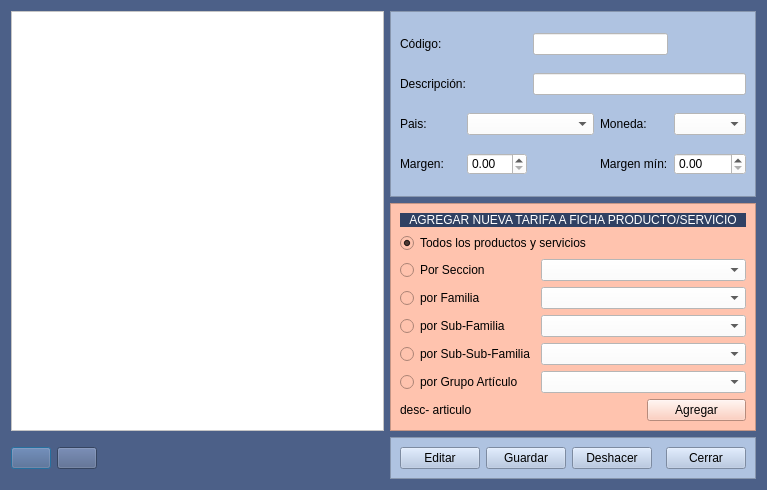
First picture: the form in Almacen/frmtipostarifa.ui, repository arcnexus/RedFoX, before the edit.
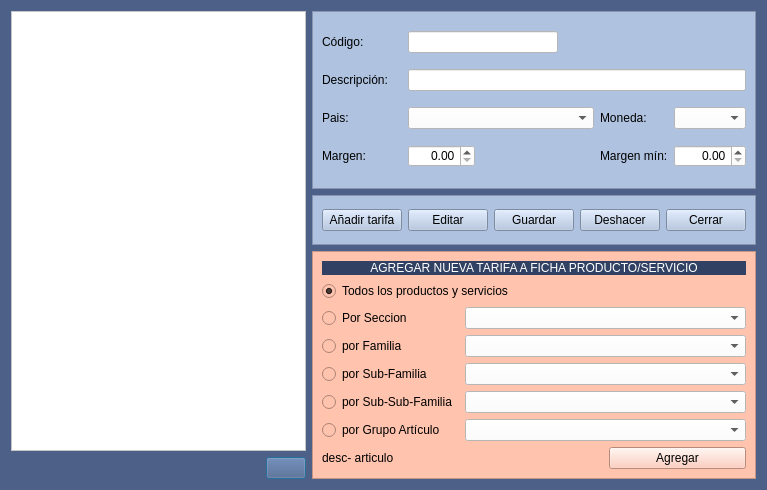
Second picture: the form after the edit. Icons and pictures are not drawn.

Commit message: tipos de tarifa , modificacion fichero DBEmpresa.sql, varios

The edit to the form file:
```diff
--- a/Almacen/frmtipostarifa.ui
+++ b/Almacen/frmtipostarifa.ui
@@ -21,7 +21,7 @@
    <string notr="true">background: #4c6088</string>
   </property>
   <layout class="QGridLayout" name="gridLayout_5">
-   <item row="0" column="3">
+   <item row="0" column="4">
     <widget class="QFrame" name="frame">
      <property name="styleSheet">
       <string notr="true">background-color: rgb(175,195,225);</string>
@@ -35,18 +35,17 @@
      <layout class="QGridLayout" name="gridLayout">
       <item row="0" column="0" colspan="2">
        <widget class="QLabel" name="label">
+        <property name="maximumSize">
+         <size>
+          <width>80</width>
+          <height>16777215</height>
+         </size>
+        </property>
         <property name="text">
          <string>Código:</string>
         </property>
        </widget>
       </item>
-      <item row="0" column="2" colspan="2">
-       <widget class="QLineEdit" name="txtCodigo">
-        <property name="styleSheet">
-         <string notr="true">background-color: rgb(255, 255, 255);</string>
-        </property>
-       </widget>
-      </item>
       <item row="1" column="0" colspan="2">
        <widget class="QLabel" name="label_2">
         <property name="maximumSize">
@@ -60,13 +59,6 @@
         </property>
        </widget>
       </item>
-      <item row="1" column="2" colspan="3">
-       <widget class="QLineEdit" name="txtDescripcion">
-        <property name="styleSheet">
-         <string notr="true">background-color: rgb(255, 255, 255);</string>
-        </property>
-       </widget>
-      </item>
       <item row="2" column="0">
        <widget class="QLabel" name="label_6">
         <property name="text">
@@ -74,21 +66,14 @@
         </property>
        </widget>
       </item>
-      <item row="2" column="1" colspan="2">
-       <widget class="QComboBox" name="cboPais">
-        <property name="styleSheet">
-         <string notr="true">background-color: rgb(255, 255, 255);</string>
-        </property>
-       </widget>
-      </item>
-      <item row="2" column="3">
+      <item row="2" column="4">
        <widget class="QLabel" name="label_7">
         <property name="text">
          <string>Moneda:</string>
         </property>
        </widget>
       </item>
-      <item row="2" column="4">
+      <item row="2" column="5">
        <widget class="QComboBox" name="cboMoneda">
         <property name="styleSheet">
          <string notr="true">background-color: rgb(255, 255, 255);</string>
@@ -102,48 +87,70 @@
         </property>
        </widget>
       </item>
-      <item row="3" column="1">
-       <widget class="QDoubleSpinBox" name="txtMargen">
+      <item row="3" column="5">
+       <widget class="QDoubleSpinBox" name="spnMargen_min">
         <property name="styleSheet">
          <string notr="true">background-color: rgb(255, 255, 255);</string>
         </property>
+        <property name="alignment">
+         <set>Qt::AlignRight|Qt::AlignTrailing|Qt::AlignVCenter</set>
+        </property>
        </widget>
       </item>
       <item row="3" column="4">
-       <widget class="QDoubleSpinBox" name="txtMargen_min">
-        <property name="styleSheet">
-         <string notr="true">background-color: rgb(255, 255, 255);</string>
-        </property>
-       </widget>
-      </item>
-      <item row="3" column="3">
        <widget class="QLabel" name="label_14">
         <property name="text">
          <string>Margen mín:</string>
         </property>
        </widget>
       </item>
+      <item row="0" column="2">
+       <widget class="QLineEdit" name="txtCodigo">
+        <property name="maximumSize">
+         <size>
+          <width>150</width>
+          <height>16777215</height>
+         </size>
+        </property>
+        <property name="styleSheet">
+         <string notr="true">background-color: rgb(255, 255, 255);</string>
+        </property>
+       </widget>
+      </item>
+      <item row="1" column="2" colspan="4">
+       <widget class="QLineEdit" name="txtDescripcion">
+        <property name="styleSheet">
+         <string notr="true">background-color: rgb(255, 255, 255);</string>
+        </property>
+       </widget>
+      </item>
+      <item row="2" column="2" colspan="2">
+       <widget class="QComboBox" name="cboPais">
+        <property name="styleSheet">
+         <string notr="true">background-color: rgb(255, 255, 255);</string>
+        </property>
+       </widget>
+      </item>
+      <item row="3" column="2">
+       <widget class="QDoubleSpinBox" name="spnMargen">
+        <property name="maximumSize">
+         <size>
+          <width>67</width>
+          <height>16777215</height>
+         </size>
+        </property>
+        <property name="styleSheet">
+         <string notr="true">background-color: rgb(255, 255, 255);</string>
+        </property>
+        <property name="alignment">
+         <set>Qt::AlignRight|Qt::AlignTrailing|Qt::AlignVCenter</set>
+        </property>
+       </widget>
+      </item>
      </layout>
     </widget>
    </item>
-   <item row="2" column="0">
-    <widget class="QPushButton" name="btnAnadir">
-     <property name="text">
-      <string/>
-     </property>
-     <property name="icon">
-      <iconset resource="../maya.qrc">
-       <normaloff>:/Icons/PNG/add.png</normaloff>:/Icons/PNG/add.png</iconset>
-     </property>
-     <property name="iconSize">
-      <size>
-       <width>14</width>
-       <height>14</height>
-      </size>
-     </property>
-    </widget>
-   </item>
-   <item row="2" column="1">
+   <item row="3" column="3">
     <widget class="QPushButton" name="btnBorrar">
      <property name="text">
       <string/>
@@ -160,7 +167,7 @@
      </property>
     </widget>
    </item>
-   <item row="2" column="2">
+   <item row="3" column="2">
     <spacer name="horizontalSpacer_2">
      <property name="orientation">
       <enum>Qt::Horizontal</enum>
@@ -173,7 +180,7 @@
      </property>
     </spacer>
    </item>
-   <item row="0" column="0" rowspan="2" colspan="3">
+   <item row="0" column="0" rowspan="3" colspan="4">
     <widget class="QTableView" name="listatarifas">
      <property name="styleSheet">
       <string notr="true">background-color: rgb(255, 255, 255);</string>
@@ -183,7 +190,126 @@
      </attribute>
     </widget>
    </item>
-   <item row="1" column="3">
+   <item row="1" column="4">
+    <widget class="QFrame" name="frame_3">
+     <property name="maximumSize">
+      <size>
+       <width>16777215</width>
+       <height>50</height>
+      </size>
+     </property>
+     <property name="styleSheet">
+      <string notr="true">background-color: rgb(175,195,225);</string>
+     </property>
+     <property name="frameShape">
+      <enum>QFrame::StyledPanel</enum>
+     </property>
+     <property name="frameShadow">
+      <enum>QFrame::Raised</enum>
+     </property>
+     <layout class="QGridLayout" name="gridLayout_3">
+      <item row="0" column="5">
+       <widget class="QPushButton" name="btnCerrar">
+        <property name="text">
+         <string>Cerrar</string>
+        </property>
+        <property name="icon">
+         <iconset resource="../maya.qrc">
+          <normaloff>:/Icons/PNG/Exit.png</normaloff>:/Icons/PNG/Exit.png</iconset>
+        </property>
+        <property name="iconSize">
+         <size>
+          <width>14</width>
+          <height>14</height>
+         </size>
+        </property>
+       </widget>
+      </item>
+      <item row="0" column="4">
+       <spacer name="horizontalSpacer">
+        <property name="orientation">
+         <enum>Qt::Horizontal</enum>
+        </property>
+        <property name="sizeHint" stdset="0">
+         <size>
+          <width>15</width>
+          <height>20</height>
+         </size>
+        </property>
+       </spacer>
+      </item>
+      <item row="0" column="2">
+       <widget class="QPushButton" name="btnGuardar">
+        <property name="text">
+         <string>Guardar</string>
+        </property>
+        <property name="icon">
+         <iconset resource="../maya.qrc">
+          <normaloff>:/Icons/PNG/Save.png</normaloff>:/Icons/PNG/Save.png</iconset>
+        </property>
+        <property name="iconSize">
+         <size>
+          <width>14</width>
+          <height>14</height>
+         </size>
+        </property>
+       </widget>
+      </item>
+      <item row="0" column="3">
+       <widget class="QPushButton" name="btnDeshacer">
+        <property name="text">
+         <string>Deshacer</string>
+        </property>
+        <property name="icon">
+         <iconset resource="../maya.qrc">
+          <normaloff>:/Icons/PNG/undo.png</normaloff>:/Icons/PNG/undo.png</iconset>
+        </property>
+        <property name="iconSize">
+         <size>
+          <width>14</width>
+          <height>14</height>
+         </size>
+        </property>
+       </widget>
+      </item>
+      <item row="0" column="1">
+       <widget class="QPushButton" name="btnEditar">
+        <property name="text">
+         <string>Editar</string>
+        </property>
+        <property name="icon">
+         <iconset resource="../maya.qrc">
+          <normaloff>:/Icons/PNG/edit.png</normaloff>:/Icons/PNG/edit.png</iconset>
+        </property>
+        <property name="iconSize">
+         <size>
+          <width>14</width>
+          <height>14</height>
+         </size>
+        </property>
+       </widget>
+      </item>
+      <item row="0" column="0">
+       <widget class="QPushButton" name="btnAnadir">
+        <property name="text">
+         <string>Añadir tarifa</string>
+        </property>
+        <property name="icon">
+         <iconset resource="../maya.qrc">
+          <normaloff>:/Icons/PNG/add.png</normaloff>:/Icons/PNG/add.png</iconset>
+        </property>
+        <property name="iconSize">
+         <size>
+          <width>14</width>
+          <height>14</height>
+         </size>
+        </property>
+       </widget>
+      </item>
+     </layout>
+    </widget>
+   </item>
+   <item row="2" column="4" rowspan="2">
     <widget class="QFrame" name="frame_4">
      <property name="styleSheet">
       <string notr="true">background-color: rgb(255, 195, 174);</string>
@@ -312,108 +438,6 @@
      </layout>
     </widget>
    </item>
-   <item row="2" column="3">
-    <widget class="QFrame" name="frame_3">
-     <property name="maximumSize">
-      <size>
-       <width>16777215</width>
-       <height>50</height>
-      </size>
-     </property>
-     <property name="styleSheet">
-      <string notr="true">background-color: rgb(175,195,225);</string>
-     </property>
-     <property name="frameShape">
-      <enum>QFrame::StyledPanel</enum>
-     </property>
-     <property name="frameShadow">
-      <enum>QFrame::Raised</enum>
-     </property>
-     <layout class="QGridLayout" name="gridLayout_3">
-      <item row="0" column="4">
-       <widget class="QPushButton" name="btnCerrar">
-        <property name="text">
-         <string>Cerrar</string>
-        </property>
-        <property name="icon">
-         <iconset resource="../maya.qrc">
-          <normaloff>:/Icons/PNG/Exit.png</normaloff>:/Icons/PNG/Exit.png</iconset>
-        </property>
-        <property name="iconSize">
-         <size>
-          <width>14</width>
-          <height>14</height>
-         </size>
-        </property>
-       </widget>
-      </item>
-      <item row="0" column="3">
-       <spacer name="horizontalSpacer">
-        <property name="orientation">
-         <enum>Qt::Horizontal</enum>
-        </property>
-        <property name="sizeHint" stdset="0">
-         <size>
-          <width>15</width>
-          <height>20</height>
-         </size>
-        </property>
-       </spacer>
-      </item>
-      <item row="0" column="1">
-       <widget class="QPushButton" name="btnGuardar">
-        <property name="text">
-         <string>Guardar</string>
-        </property>
-        <property name="icon">
-         <iconset resource="../maya.qrc">
-          <normaloff>:/Icons/PNG/Save.png</normaloff>:/Icons/PNG/Save.png</iconset>
-        </property>
-        <property name="iconSize">
-         <size>
-          <width>14</width>
-          <height>14</height>
-         </size>
-        </property>
-       </widget>
-      </item>
-      <item row="0" column="2">
-       <widget class="QPushButton" name="btnDeshacer">
-        <property name="text">
-         <string>Deshacer</string>
-        </property>
-        <property name="icon">
-         <iconset resource="../maya.qrc">
-          <normaloff>:/Icons/PNG/undo.png</normaloff>:/Icons/PNG/undo.png</iconset>
-        </property>
-        <property name="iconSize">
-         <size>
-          <width>14</width>
-          <height>14</height>
-         </size>
-        </property>
-       </widget>
-      </item>
-      <item row="0" column="0">
-       <widget class="QPushButton" name="pushButton_2">
-        <property name="text">
-         <string>Editar</string>
-        </property>
-        <property name="icon">
-         <iconset resource="../maya.qrc">
-          <normaloff>:/Icons/PNG/edit.png</normaloff>:/Icons/PNG/edit.png</iconset>
-        </property>
-        <property name="iconSize">
-         <size>
-          <width>14</width>
-          <height>14</height>
-         </size>
-        </property>
-       </widget>
-      </item>
-     </layout>
-    </widget>
-   </item>
   </layout>
  </widget>
  <tabstops>
```
Left out of the diff: 8 changed lines with no effect on the pictures. The commit also changes 11 other files.
